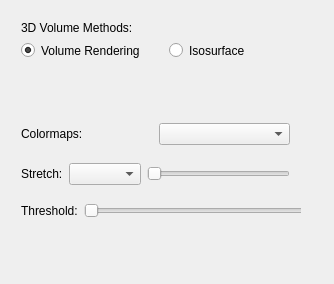
Before: the Qt Designer form vispy_volume/options_widget.ui in glue-viz/glue-vispy-viewers, drawn with Qt 5.
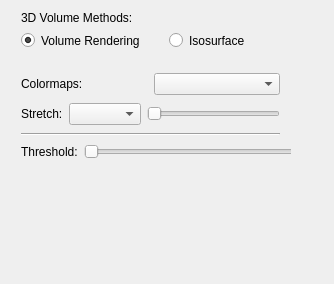
After: the same form once the commit is applied.

```diff
--- a/vispy_volume/options_widget.ui
+++ b/vispy_volume/options_widget.ui
@@ -17,7 +17,7 @@
    <property name="geometry">
     <rect>
      <x>10</x>
-     <y>10</y>
+     <y>0</y>
      <width>311</width>
      <height>61</height>
     </rect>
@@ -57,9 +57,9 @@
    <property name="geometry">
     <rect>
      <x>10</x>
-     <y>100</y>
-     <width>291</width>
-     <height>141</height>
+     <y>60</y>
+     <width>281</width>
+     <height>114</height>
     </rect>
    </property>
    <layout class="QGridLayout" name="gridLayout_3">
@@ -140,6 +140,13 @@
       </item>
      </layout>
     </item>
+    <item row="2" column="0">
+     <widget class="Line" name="line">
+      <property name="orientation">
+       <enum>Qt::Horizontal</enum>
+      </property>
+     </widget>
+    </item>
    </layout>
   </widget>
   <zorder>gridLayoutWidget</zorder>
```
Left out of the diff: 3 changed lines with no effect on the pictures.
